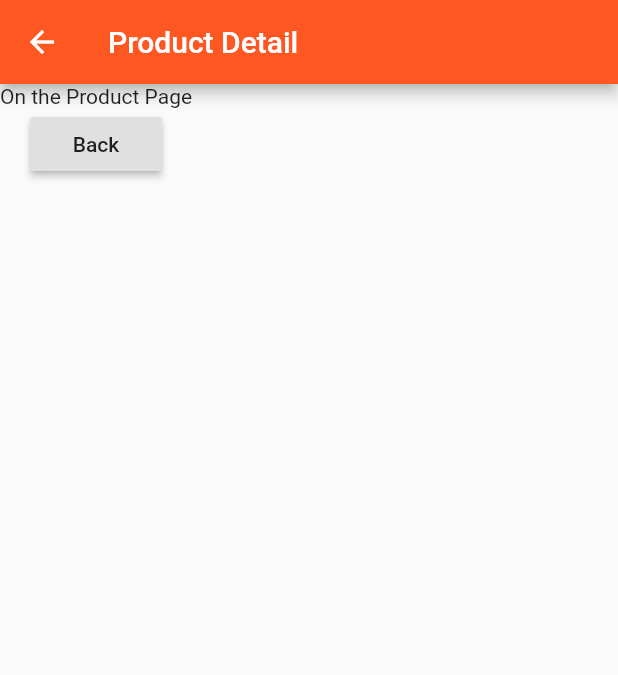
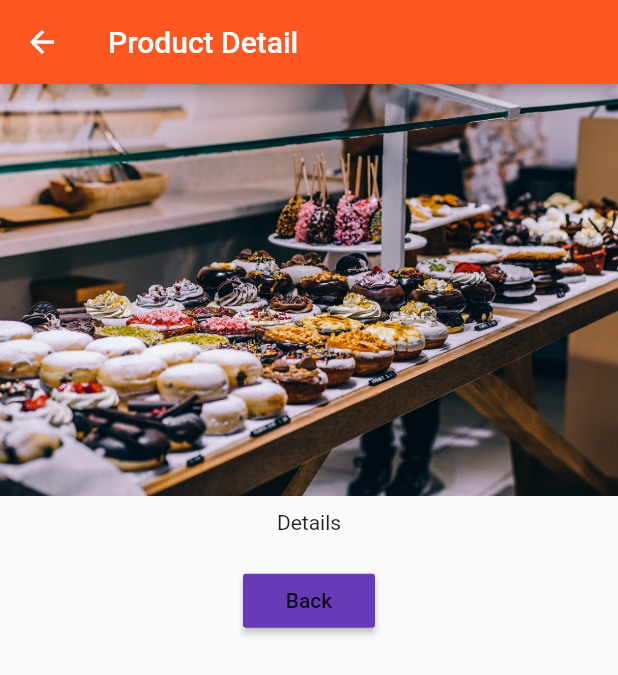
Before and after one commit to psankosik/Flutter-Course, a Flutter app: the screen it shows after launch, after a tap on "Add Product", after a tap on "Details", on a phone screen of 412 x 824 dp. Shown: the top 675 px of the screen. Run offline on Flutter 3.47's test engine with Material 2 defaults, Android fonts, the phone set to English and light mode, and no system bars.

Commit message:
#6 commit: improve product page

```diff
--- a/lib/Page/product.dart
+++ b/lib/Page/product.dart
@@ -9,10 +9,15 @@ class ProductPage extends StatelessWidget {
         title: Text('Product Detail'),
       ),
       body: Column(children: <Widget>[
-        Text('On the Product Page'),
-        RaisedButton(
-          child: Text('Back'),
-          onPressed: () => Navigator.pop(context),
+        Image.asset('assets/food.jpg'),
+        Container(padding: EdgeInsets.all(10.0), child: Text('Details')),
+        Container(
+          padding: EdgeInsets.all(10.0),
+          child: RaisedButton(
+            child: Text('Back'),
+            color: Theme.of(context).accentColor,
+            onPressed: () => Navigator.pop(context),
+          ),
         ),
       ]),
     );
--- a/lib/main.dart
+++ b/lib/main.dart
@@ -2,7 +2,7 @@ import 'package:flutter/material.dart';
 import './Page/home__page.dart';
 //import 'product_manager.dart';
 
-//#5 commit
+//#6 commit:
 
 void main() => runApp(MyApp());
 
--- a/lib/product_control.dart
+++ b/lib/product_control.dart
@@ -9,6 +9,7 @@ class ProductControl extends StatelessWidget{
   Widget build(BuildContext context) {
     // TODO: implement build
     return RaisedButton(
+              color: Theme.of(context).primaryColor,
               onPressed: () {
                 addProduct('Sweets');
               },
```
